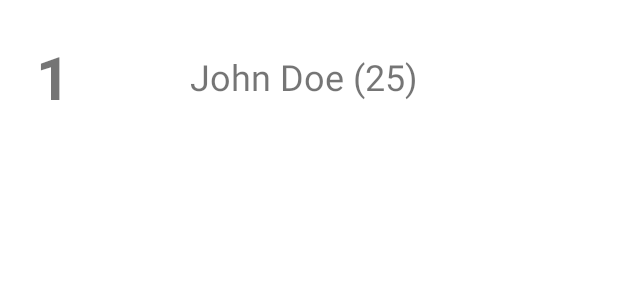
After one commit to arstanrakhmat/room-db-practice, an Android app: the layout custom_row.xml on its own in the app's theme, with its tools: preview values and no code run, on a phone screen of 412 x 824 dp. The commit adds this screen. Shown: the top 300 px of the screen. Run offline under Robolectric (Android 15) with nearby library versions, the phone set to English and light mode, and no system bars.

Commit message:
update the code

```diff
--- a/app/build.gradle
+++ b/app/build.gradle
@@ -55,6 +55,9 @@ dependencies {
     implementation "androidx.room:room-runtime:2.4.3"
     androidTestImplementation "androidx.room:room-testing:2.4.3"
 
+    //must fo livedata
+    implementation "androidx.lifecycle:lifecycle-livedata-ktx:2.5.1"
+
     implementation 'androidx.room:room-ktx:2.4.3'
     implementation 'androidx.navigation:navigation-fragment-ktx:2.5.3'
     implementation 'androidx.navigation:navigation-ui-ktx:2.5.3'
--- a/app/src/main/AndroidManifest.xml
+++ b/app/src/main/AndroidManifest.xml
@@ -3,6 +3,7 @@
     xmlns:tools="http://schemas.android.com/tools">
 
     <application
+        android:name=".data.UserApplication"
         android:allowBackup="true"
         android:dataExtractionRules="@xml/data_extraction_rules"
         android:fullBackupContent="@xml/backup_rules"
--- /dev/null
+++ b/app/src/main/res/layout/custom_row.xml
@@ -0,0 +1,54 @@
+<?xml version="1.0" encoding="utf-8"?>
+<androidx.constraintlayout.widget.ConstraintLayout xmlns:android="http://schemas.android.com/apk/res/android"
+    xmlns:app="http://schemas.android.com/apk/res-auto"
+    xmlns:tools="http://schemas.android.com/tools"
+    android:layout_width="match_parent"
+    android:layout_height="wrap_content"
+    android:padding="24dp">
+
+    <TextView
+        android:id="@+id/id_txt"
+        android:layout_width="wrap_content"
+        android:layout_height="wrap_content"
+        android:text="1"
+        android:textSize="40sp"
+        android:textStyle="bold"
+        app:layout_constraintBottom_toBottomOf="parent"
+        app:layout_constraintStart_toStartOf="parent"
+        app:layout_constraintTop_toTopOf="parent" />
+
+    <TextView
+        android:id="@+id/firstName_txt"
+        android:layout_width="wrap_content"
+        android:layout_height="wrap_content"
+        android:layout_marginStart="80dp"
+        android:text="John"
+        android:textSize="24sp"
+        app:layout_constraintBottom_toBottomOf="parent"
+        app:layout_constraintStart_toEndOf="@+id/id_txt"
+        app:layout_constraintTop_toTopOf="parent" />
+
+    <TextView
+        android:id="@+id/lastName_txt"
+        android:layout_width="wrap_content"
+        android:layout_height="wrap_content"
+        android:layout_marginStart="6dp"
+        android:text="Doe"
+        android:textSize="24sp"
+        app:layout_constraintBottom_toBottomOf="parent"
+        app:layout_constraintStart_toEndOf="@+id/firstName_txt"
+        app:layout_constraintTop_toTopOf="parent"
+        app:layout_constraintVertical_bias="0.5" />
+
+    <TextView
+        android:id="@+id/age_txt"
+        android:layout_width="wrap_content"
+        android:layout_height="wrap_content"
+        android:layout_marginStart="6dp"
+        android:text="(25)"
+        android:textSize="24sp"
+        app:layout_constraintBottom_toBottomOf="parent"
+        app:layout_constraintStart_toEndOf="@+id/lastName_txt"
+        app:layout_constraintTop_toTopOf="parent"
+        app:layout_constraintVertical_bias="0.5" />
+</androidx.constraintlayout.widget.ConstraintLayout>
```
Also changed, not shown: app/src/main/java/com/example/roomdatabasepractice/data/UserApplication.kt (added, +12 -0 lines), app/src/main/java/com/example/roomdatabasepractice/data/UserDao.kt (+7 -2 lines), app/src/main/java/com/example/roomdatabasepractice/data/UserDatabase.kt (+28 -10 lines), app/src/main/java/com/example/roomdatabasepractice/data/UserRepository.kt (+5 -2 lines), app/src/main/java/com/example/roomdatabasepractice/data/UserViewModel.kt (+13 -16 lines), app/src/main/java/com/example/roomdatabasepractice/fragments/add/AddFragment.kt (+4 -6 lines), app/src/main/java/com/example/roomdatabasepractice/fragments/list/ListFragment.kt (+15 -0 lines), app/src/main/java/com/example/roomdatabasepractice/fragments/list/UserListAdapter.kt (added, +45 -0 lines).
